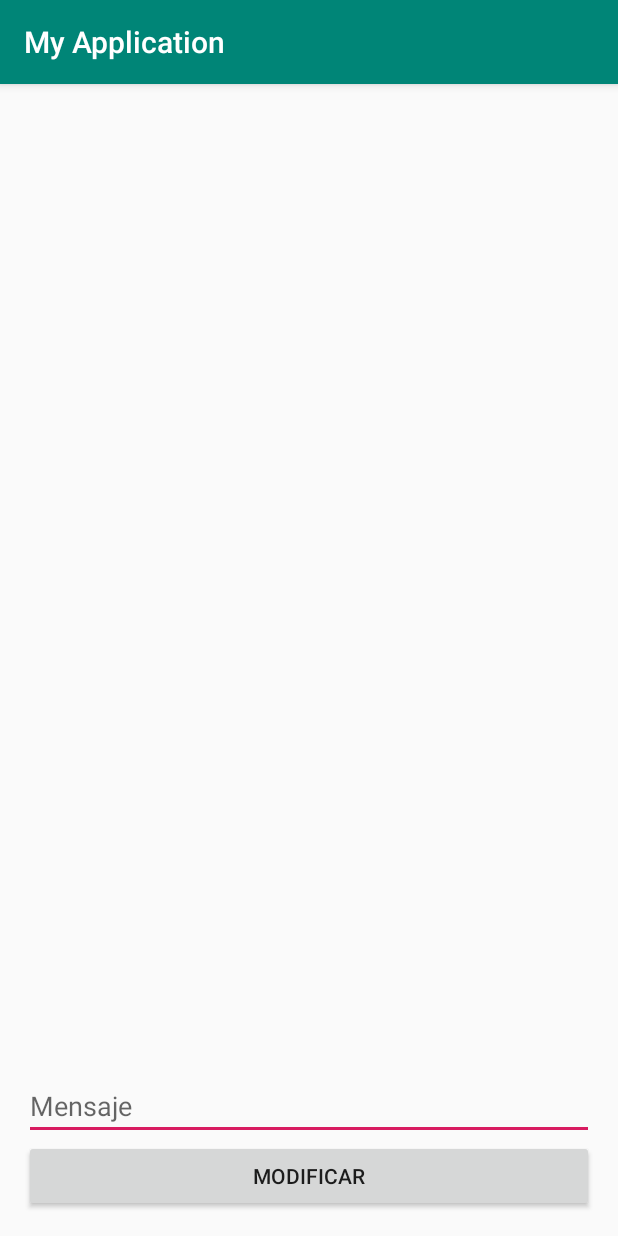
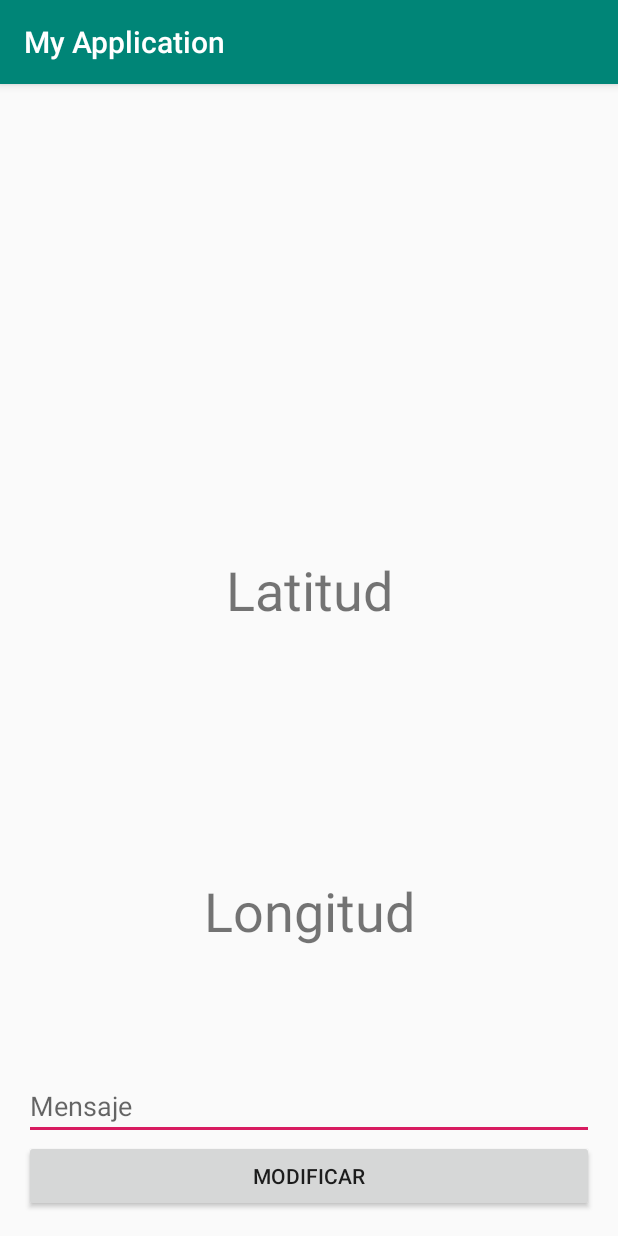
Before and after one commit to Domingo1987/DICfirebase, an Android app: the screen it shows after launch (MainActivity), on a phone screen of 412 x 824 dp. Run offline under Robolectric (Android 15) with nearby library versions, the phone set to English and light mode, and no system bars; our stand-ins replace Firebase (no records; nobody signed in at launch, a user with empty details on screens opened directly).

```diff
--- a/app/build.gradle
+++ b/app/build.gradle
@@ -27,6 +27,7 @@ dependencies {
     androidTestImplementation 'com.android.support.test.espresso:espresso-core:3.0.2'
     implementation 'com.google.firebase:firebase-core:16.0.9'
     implementation 'com.google.firebase:firebase-database:16.1.0'
+    implementation 'com.google.android.gms:play-services-location:16.0.0'
 }
 
 apply plugin: 'com.google.gms.google-services'
--- a/app/src/main/AndroidManifest.xml
+++ b/app/src/main/AndroidManifest.xml
@@ -2,6 +2,7 @@
 <manifest xmlns:android="http://schemas.android.com/apk/res/android"
     package="dic.firebase">
 
+    <uses-permission android:name="android.permission.ACCESS_FINE_LOCATION" />
     <uses-permission android:name="android.permission.INTERNET" />
 
     <application
@@ -11,6 +12,7 @@
         android:roundIcon="@mipmap/ic_launcher_round"
         android:supportsRtl="true"
         android:theme="@style/AppTheme">
+        <meta-data android:name="com.google.android.gms.version" android:value="@integer/google_play_services_version"/>
         <activity android:name=".MainActivity">
             <intent-filter>
                 <action android:name="android.intent.action.MAIN" />
--- a/app/src/main/java/dic/firebase/MainActivity.java
+++ b/app/src/main/java/dic/firebase/MainActivity.java
@@ -1,38 +1,79 @@
 package dic.firebase;
 
+
+import android.location.Location;
 import android.os.Bundle;
 import android.support.annotation.NonNull;
+import android.support.annotation.Nullable;
+
+import android.support.v4.content.PermissionChecker;
 import android.support.v7.app.AppCompatActivity;
+import android.util.Log;
 import android.view.View;
 import android.widget.EditText;
 import android.widget.TextView;
+import android.widget.Toast;
 
+import com.google.android.gms.common.ConnectionResult;
+import com.google.android.gms.tasks.OnSuccessListener;
 import com.google.firebase.database.DataSnapshot;
 import com.google.firebase.database.DatabaseError;
 import com.google.firebase.database.DatabaseReference;
 import com.google.firebase.database.FirebaseDatabase;
 import com.google.firebase.database.ValueEventListener;
 
-public class MainActivity extends AppCompatActivity {
+//Localización
+import com.google.android.gms.common.api.GoogleApiClient;
+import com.google.android.gms.common.api.GoogleApiClient.ConnectionCallbacks;
+import com.google.android.gms.common.api.GoogleApiClient.OnConnectionFailedListener;
+import com.google.android.gms.location.FusedLocationProviderClient;
+import com.google.android.gms.location.LocationServices;
+
+import static android.Manifest.permission.ACCESS_FINE_LOCATION;
+
+public class MainActivity extends AppCompatActivity implements ConnectionCallbacks, OnConnectionFailedListener {
 
     private TextView mensajeTextView;
     private EditText mensajeEditText;
+
+    //Localización
+    private GoogleApiClient googleApiClient;
+    private FusedLocationProviderClient fusedLocationProviderClient;
+    private TextView longitud;
+    private TextView latitud;
+
 
     DatabaseReference ref = FirebaseDatabase.getInstance().getReference();
     DatabaseReference mensajeRef = ref.child("mensaje");
 
     @Override
-    protected void onCreate(Bundle savedInstanceState) {
+    protected void onCreate(Bundle savedInstanceState){
         super.onCreate(savedInstanceState);
         setContentView(R.layout.activity_main);
 
         mensajeTextView = findViewById(R.id.mensajeTextView);
         mensajeEditText = findViewById(R.id.mensajeEditText);
+
+        //Localización
+        googleApiClient = new GoogleApiClient.Builder(  this)
+                .addConnectionCallbacks(this)
+                .addOnConnectionFailedListener(this)
+                .addApi(LocationServices.API)
+                .build();
+
+        fusedLocationProviderClient = LocationServices.getFusedLocationProviderClient(this);
+
+        latitud = (TextView) findViewById(R.id.latitudTextView);
+        longitud = (TextView) findViewById(R.id.longitudTextView);
+        //Localización
     }
 
     @Override
     protected void onStart() {
         super.onStart();
+
+        //Localización
+        googleApiClient.connect();
 
         mensajeRef.addValueEventListener(new ValueEventListener() {
             @Override
@@ -53,4 +94,48 @@ public class MainActivity extends AppCompatActivity {
         mensajeRef.setValue(mensaje);
         mensajeEditText.setText("");
     }
+
+
+    @Override
+    protected void onStop() {
+        //Localización
+        if (googleApiClient.isConnected()) {
+            googleApiClient.disconnect();
+        }
+        super.onStop();
+    }
+
+    @Override
+    public void onConnectionFailed(@NonNull ConnectionResult connectionResult){
+        Log.e("MainActivity", "Error al conectar:" + connectionResult.getErrorCode() );
+    }
+
+    @Override
+    public void onConnectionSuspended(int i){
+        Log.e("MainActivity", "Conección suspendida" );
+    }
+
+    @Override
+    public void onConnected(@Nullable Bundle bundle) {
+
+        int permiso = PermissionChecker.checkSelfPermission(this, ACCESS_FINE_LOCATION);
+
+
+
+        if (permiso != PermissionChecker.PERMISSION_GRANTED) {
+            Toast.makeText(this,"La aplicación requiere acceso a su localización mediante GPS.",Toast.LENGTH_LONG).show();
+        } else {
+            fusedLocationProviderClient.getLastLocation()
+                    .addOnSuccessListener(this, new OnSuccessListener<Location>() {
+                        @Override
+                        public void onSuccess(Location location) {
+                            if (location != null) {
+                                latitud.setText(String.valueOf(location.getLatitude()));
+                                longitud.setText(String.valueOf(location.getLongitude()));
+
+                            }
+                        }
+                    });
+        }
+    }
 }
--- a/app/src/main/res/layout/activity_main.xml
+++ b/app/src/main/res/layout/activity_main.xml
@@ -20,6 +20,28 @@
         android:text="¡Hola Mundo!"
         android:textSize="36sp" />
 
+    <TextView
+        android:id="@+id/latitudTextView"
+        android:layout_width="match_parent"
+        android:layout_height="0dp"
+        android:layout_weight="1"
+        android:gravity="center"
+        android:text="Latitud"
+        android:textSize="36sp"
+        tools:layout_editor_absoluteX="16dp"
+        tools:layout_editor_absoluteY="393dp" />
+
+    <TextView
+        android:id="@+id/longitudTextView"
+        android:layout_width="match_parent"
+        android:layout_height="0dp"
+        android:layout_weight="1"
+        android:gravity="center"
+        android:text="Longitud"
+        android:textSize="36sp"
+        tools:layout_editor_absoluteX="0dp"
+        tools:layout_editor_absoluteY="457dp" />
+
     <EditText
         android:id="@+id/mensajeEditText"
         android:layout_width="match_parent"
```
